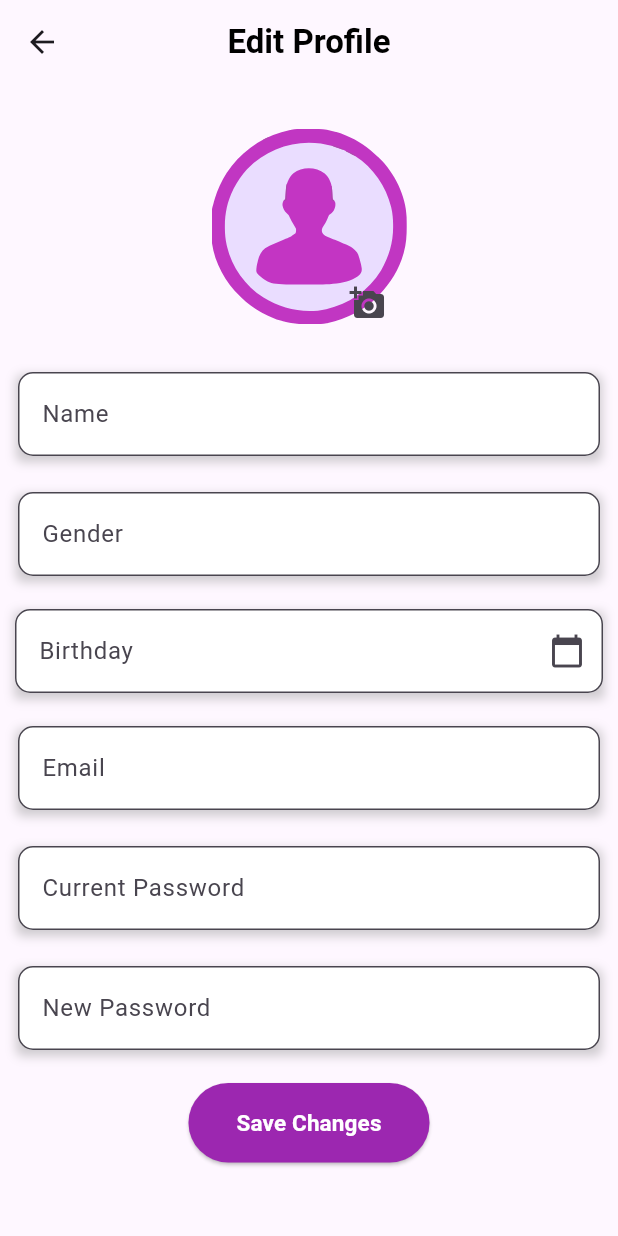
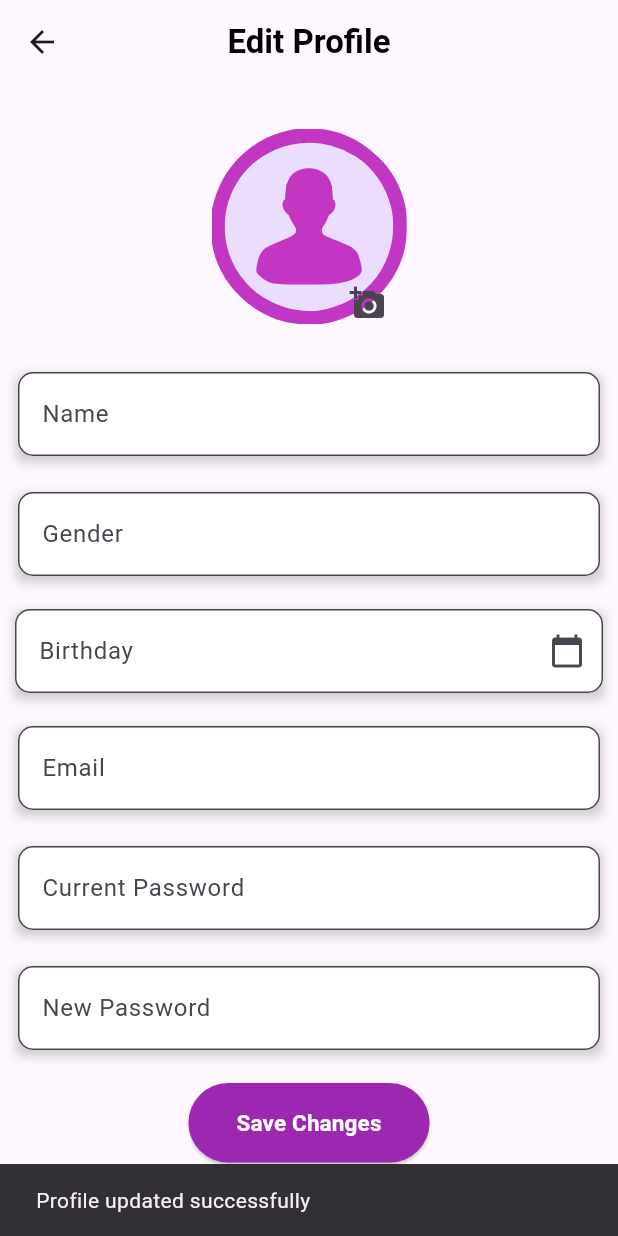
Before and after one commit to luisobumani/Thesis-Project_Omnitrics-Application, a Flutter app: the ProfileEditPage screen opened directly, after a tap on "Save Changes", on a phone screen of 412 x 824 dp. Run offline on Flutter 3.47's test engine with Material 3 defaults, Android fonts, the phone set to English and light mode, and no system bars; our stand-ins replace camera, cloud_firestore, dots_indicator, firebase_auth, firebase_core, flutter_svg and 3 more; missing offline and left inert: gallery_saver_plus; accounts and stored records are empty.

Commit message:
0311_UPDATE - DELA CRUZ

```diff
--- a/omnitrics_thesis/lib/profile_editor/Widget/profile_fillup.dart
+++ b/omnitrics_thesis/lib/profile_editor/Widget/profile_fillup.dart
@@ -1,33 +1,38 @@
 import 'package:flutter/material.dart';
 
 class FillUpSection extends StatelessWidget {
-  const FillUpSection({super.key});
+  final TextEditingController nameController;
+  final TextEditingController genderController;
+  final TextEditingController birthdayController;
+  final TextEditingController emailController;
+  final TextEditingController currentPasswordController;
+  final TextEditingController newPasswordController;
+
+  const FillUpSection({
+    super.key,
+    required this.nameController,
+    required this.genderController,
+    required this.birthdayController,
+    required this.emailController,
+    required this.currentPasswordController,
+    required this.newPasswordController,
+  });
 
   @override
   Widget build(BuildContext context) {
     return Column(
       children: [
-        shadowedTextField(
-          label: 'Name',
-        ),
-        shadowedTextField(
-          label: 'Gender',
-        ),
-        BirthdayField(),
-        shadowedTextField(
-          label: 'Email',
-        ),
-        shadowedTextField(
-          label: 'Current Password',
-        ),
-        shadowedTextField(
-          label: 'New Password',
-        ),
+        shadowedTextField(label: 'Name', controller: nameController),
+        shadowedTextField(label: 'Gender', controller: genderController),
+        BirthdayField(controller: birthdayController),
+        shadowedTextField(label: 'Email', controller: emailController),
+        shadowedTextField(label: 'Current Password', controller: currentPasswordController),
+        shadowedTextField(label: 'New Password', controller: newPasswordController),
       ],
     );
   }
 
-  Widget shadowedTextField({required String label}) {
+  Widget shadowedTextField({required String label, required TextEditingController controller}) {
     return Container(
       margin: const EdgeInsets.all(12),
       child: Container(
@@ -43,6 +48,7 @@ class FillUpSection extends StatelessWidget {
           borderRadius: BorderRadius.circular(4),
         ),
         child: TextField(
+          controller: controller,
           decoration: InputDecoration(
             labelText: label,
             border: OutlineInputBorder(
@@ -50,22 +56,24 @@ class FillUpSection extends StatelessWidget {
               borderRadius: BorderRadius.circular(10),
             ),
             fillColor: Colors.white,
-              filled: true),
+            filled: true,
+          ),
         ),
       ),
     );
   }
 }
 
+/// Modified BirthdayField accepts a controller passed from the parent.
 class BirthdayField extends StatefulWidget {
-  const BirthdayField({Key? key}) : super(key: key);
+  final TextEditingController controller;
+  const BirthdayField({Key? key, required this.controller}) : super(key: key);
 
   @override
   State<BirthdayField> createState() => _BirthdayFieldState();
 }
 
 class _BirthdayFieldState extends State<BirthdayField> {
-  final TextEditingController birthdayController = TextEditingController();
   DateTime? selectedDate;
 
   Future<void> _selectDate(BuildContext context) async {
@@ -78,15 +86,9 @@ class _BirthdayFieldState extends State<BirthdayField> {
     if (pickedDate != null && pickedDate != selectedDate) {
       setState(() {
         selectedDate = pickedDate;
-        birthdayController.text = "${pickedDate.toLocal()}".split(' ')[0];
+        widget.controller.text = "${pickedDate.toLocal()}".split(' ')[0];
       });
     }
-  }
-
-  @override
-  void dispose() {
-    birthdayController.dispose();
-    super.dispose();
   }
 
   @override
@@ -105,7 +107,7 @@ class _BirthdayFieldState extends State<BirthdayField> {
           ],
         ),
         child: TextField(
-          controller: birthdayController,
+          controller: widget.controller,
           readOnly: true,
           onTap: () => _selectDate(context),
           decoration: InputDecoration(
--- a/omnitrics_thesis/lib/profile_editor/profile_edit_page.dart
+++ b/omnitrics_thesis/lib/profile_editor/profile_edit_page.dart
@@ -1,38 +1,132 @@
 import 'package:flutter/material.dart';
+import 'package:firebase_auth/firebase_auth.dart';
+import 'package:cloud_firestore/cloud_firestore.dart';
 import 'package:omnitrics_thesis/profile_editor/Widget/prof_image_editor.dart';
 import 'package:omnitrics_thesis/profile_editor/Widget/profile_fillup.dart';
 
-class ProfileEditPage extends StatelessWidget {
+class ProfileEditPage extends StatefulWidget {
   const ProfileEditPage({super.key});
+
+  @override
+  State<ProfileEditPage> createState() => _ProfileEditPageState();
+}
+
+class _ProfileEditPageState extends State<ProfileEditPage> {
+  // Controllers for the form fields
+  final TextEditingController nameController = TextEditingController();
+  final TextEditingController genderController = TextEditingController();
+  final TextEditingController birthdayController = TextEditingController();
+  final TextEditingController emailController = TextEditingController();
+  final TextEditingController currentPasswordController = TextEditingController();
+  final TextEditingController newPasswordController = TextEditingController();
+
+  bool isLoading = false;
+
+  @override
+  void initState() {
+    super.initState();
+    _loadUserData();
+  }
+
+  /// Loads the current user's data from Firestore and populates the controllers.
+  Future<void> _loadUserData() async {
+    final user = FirebaseAuth.instance.currentUser;
+    if (user != null) {
+      DocumentSnapshot doc = await FirebaseFirestore.instance.collection("users").doc(user.uid).get();
+      if (doc.exists) {
+        Map<String, dynamic> data = doc.data() as Map<String, dynamic>;
+        setState(() {
+          nameController.text = data["name"] ?? "";
+          genderController.text = data["gender"] ?? "";
+          birthdayController.text = data["birthdate"] ?? "";
+          emailController.text = data["email"] ?? "";
+          // For security reasons, we do not prefill password fields.
+        });
+      }
+    }
+  }
+
+  /// Updates the Firestore document with the new values from the form.
+  Future<void> _saveChanges() async {
+    setState(() {
+      isLoading = true;
+    });
+    final user = FirebaseAuth.instance.currentUser;
+    if (user != null) {
+      try {
+        await FirebaseFirestore.instance.collection("users").doc(user.uid).update({
+          "name": nameController.text,
+          "gender": genderController.text,
+          "birthdate": birthdayController.text,
+          "email": emailController.text,
+          // Password update would be handled separately via Firebase Auth.
+        });
+        ScaffoldMessenger.of(context).showSnackBar(
+          const SnackBar(content: Text("Profile updated successfully")),
+        );
+      } catch (e) {
+        ScaffoldMessenger.of(context).showSnackBar(
+          SnackBar(content: Text("Error updating profile: $e")),
+        );
+      }
+    }
+    setState(() {
+      isLoading = false;
+    });
+  }
+
+  @override
+  void dispose() {
+    nameController.dispose();
+    genderController.dispose();
+    birthdayController.dispose();
+    emailController.dispose();
+    currentPasswordController.dispose();
+    newPasswordController.dispose();
+    super.dispose();
+  }
 
   @override
   Widget build(BuildContext context) {
     return Scaffold(
       appBar: appBarProf(),
       body: SafeArea(
+        child: SingleChildScrollView(
           child: Column(
             children: [
+              // Profile image editor remains as before.
               profileImageEditor(),
-            FillUpSection(),
+              // Pass controllers to the FillUpSection widget.
+              FillUpSection(
+                nameController: nameController,
+                genderController: genderController,
+                birthdayController: birthdayController,
+                emailController: emailController,
+                currentPasswordController: currentPasswordController,
+                newPasswordController: newPasswordController,
+              ),
               Padding(
                 padding: const EdgeInsets.all(10),
-                child: ElevatedButton(
-                  onPressed: () {},
+                child: isLoading
+                    ? const CircularProgressIndicator()
+                    : ElevatedButton(
+                        onPressed: _saveChanges,
                         style: ElevatedButton.styleFrom(
                           foregroundColor: Colors.white,
                           backgroundColor: Colors.purple,
-                      padding:
-                          EdgeInsets.symmetric(horizontal: 32, vertical: 16)),
-                  child: Text(
+                          padding: const EdgeInsets.symmetric(horizontal: 32, vertical: 16),
+                        ),
+                        child: const Text(
                           'Save Changes',
                           style: TextStyle(
                             fontSize: 15,
                             fontWeight: FontWeight.bold,
                           ),
                         ),
-                )
+                      ),
               )
             ],
+          ),
         ),
       ),
     );
```
Lines whose indentation alone changed are shown as unchanged.
